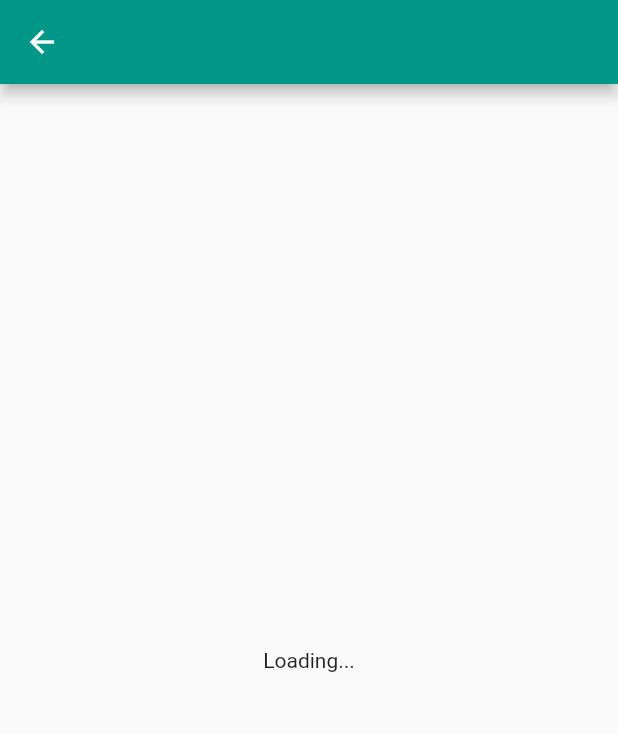
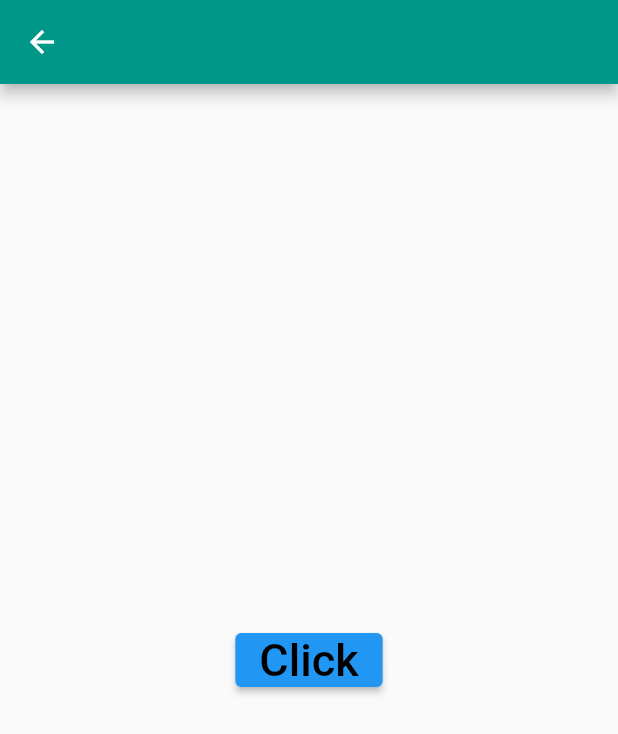
Before and after one commit to Masrafi/Bloc-Hero, a Flutter app: the ReletedCategory screen opened by its route, on a phone screen of 412 x 824 dp. Shown: the top 734 px of the screen. Run offline on Flutter 3.47's test engine with Material 2 defaults, Android fonts, the phone set to English and light mode, and no system bars; our stand-ins replace animated_text_kit, connectivity, email_validator, equatable, flutter_bloc, font_awesome_flutter and 2 more; network calls fail.

```diff
--- a/lib/bloc/registration/relatedCategory_bloc/relatedCategory_bloc.dart
+++ b/lib/bloc/registration/relatedCategory_bloc/relatedCategory_bloc.dart
@@ -7,18 +7,20 @@ class RelatedCategoryBloc
     extends Bloc<RelatedCategoryEvent, RelatedCategoryState> {
   final RepositoryRelatedCategory _repository;
 
-  RelatedCategoryBloc(this._repository) : super(RelatedCategoryLoadingState()) {
+  RelatedCategoryBloc(this._repository)
+      : super(RelatedCategoryNotSearchState()) {
     on<RelatedCategorySubmittedEvent>(
       (event, emit) async {
+        if (event is RelatedCategorySubmittedEvent) {
           emit(RelatedCategoryLoadingState());
-        print("........................................................");
           try {
-          print("This is try");
             final user = await _repository.getRelatedCategoryData(event.ghCode);
             emit(RelatedCategoryLoadedState(user));
           } catch (e) {
-          print("This is error: ${e.toString()}");
             emit(RelatedCategoryErrorState());
+          }
+        } else {
+          emit(RelatedCategoryNotSearchState());
         }
       },
     );
--- a/lib/bloc/registration/relatedCategory_bloc/relatedCategory_event.dart
+++ b/lib/bloc/registration/relatedCategory_bloc/relatedCategory_event.dart
@@ -8,7 +8,7 @@ abstract class RelatedCategoryEvent extends Equatable {
 
 class RelatedCategorySubmittedEvent extends RelatedCategoryEvent {
   final String ghCode;
-  RelatedCategorySubmittedEvent(this.ghCode);
+  RelatedCategorySubmittedEvent({required this.ghCode});
 
   @override
   // TODO: implement props
--- a/lib/bloc/registration/relatedCategory_bloc/relatedCategory_state.dart
+++ b/lib/bloc/registration/relatedCategory_bloc/relatedCategory_state.dart
@@ -8,6 +8,12 @@ abstract class RelatedCategoryState extends Equatable {}
 
 //data loading state
 class RelatedCategoryLoadingState extends RelatedCategoryState {
+  @override
+  // TODO: implement props
+  List<Object?> get props => [];
+}
+
+class RelatedCategoryInitialState extends RelatedCategoryState {
   @override
   // TODO: implement props
   List<Object?> get props => [];
@@ -26,3 +32,9 @@ class RelatedCategoryErrorState extends RelatedCategoryState {
   // TODO: implement props
   List<Object?> get props => [];
 }
+
+class RelatedCategoryNotSearchState extends RelatedCategoryState {
+  @override
+  // TODO: implement props
+  List<Object?> get props => [];
+}
--- a/lib/route/route.dart
+++ b/lib/route/route.dart
@@ -121,10 +121,7 @@ class Routes {
         );
       case "/relatedgroup":
         return MaterialPageRoute(
-          builder: (context) => RepositoryProvider(
-            create: (context) => RepositoryRelatedCategory(),
-            child: ReletedCategory(),
-          ),
+          builder: (context) => ReletedCategory(),
         );
       default:
         return null;
--- a/lib/screen/registration/registration_screen.dart
+++ b/lib/screen/registration/registration_screen.dart
@@ -49,7 +49,7 @@ class _RegistrationState extends State<Registration> {
                 title: new Text("BDTender"),
                 content: new Text("Already exists"),
                 actions: <Widget>[
-                  FlatButton(
+                  ElevatedButton(
                     child: Text('Close'),
                     onPressed: () {
                       Navigator.of(context).pop();
--- a/lib/screen/registration/relatedCategory_screen.dart
+++ b/lib/screen/registration/relatedCategory_screen.dart
@@ -8,6 +8,7 @@ import 'dart:convert';
 import 'package:responsive_builder/responsive_builder.dart';
 import 'package:http/http.dart' as http;
 
+import '../../bloc/registration/relatedCategory_bloc/relatedCategory_event.dart';
 import '../../utils/heder.dart';
 
 class ReletedCategory extends StatefulWidget {
@@ -119,8 +120,8 @@ class _ReletedCategoryState extends State<ReletedCategory> {
                           }
                         },
                         child: Container(
-                          height: 15,
-                          width: 20,
+                          height: 40,
+                          width: 60,
                           decoration: BoxDecoration(
                             borderRadius: BorderRadius.circular(10.0),
                             color: Colors.pink,
@@ -155,6 +156,23 @@ class _ReletedCategoryState extends State<ReletedCategory> {
             if (state is RelatedCategoryErrorState) {
               return Center(child: Text("Error"));
             }
+            if (state is RelatedCategoryNotSearchState) {
+              return Center(
+                child: ElevatedButton(
+                    onPressed: () {
+                      BlocProvider.of<RelatedCategoryBloc>(context).add(
+                        RelatedCategorySubmittedEvent(ghCode: "1"),
+                      );
+                    },
+                    child: Text(
+                      "Click",
+                      style: TextStyle(
+                        fontSize: 30,
+                        color: Colors.black,
+                      ),
+                    )),
+              );
+            }
             return Container();
           },
         ),
```
Also changed, not shown: lib/screen/registration/category_group.dart (+6 -6 lines), pubspec.lock. Lines whose indentation alone changed are shown as unchanged.
